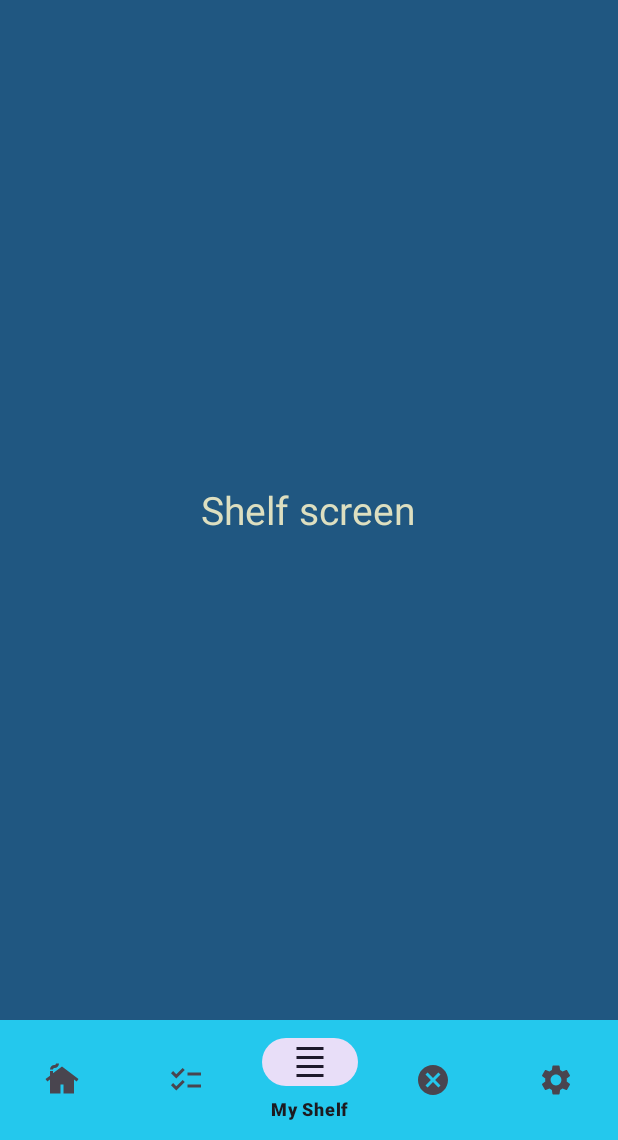
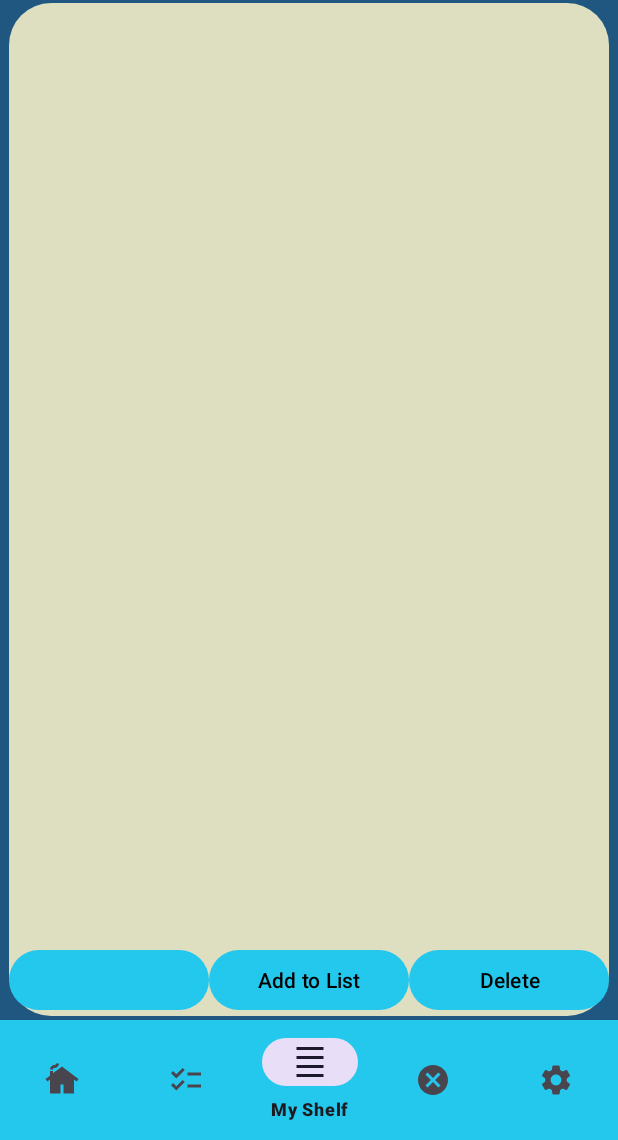
Before and after one commit to TheLostSoul56/Shelf-Life, an Android app: the fragment ListFragment placed in its activity, item 3 of the bottom bar chosen, on a phone screen of 412 x 824 dp, the part 96-1236 px from its top. Run offline under Robolectric (Android 15) with nearby library versions, the phone set to English and light mode, and no system bars.

Commit message:
added the background and 3 buttons. right now they dont have any function i will work on that after i get the list view up.

```diff
--- a/app/src/main/res/layout/fragment_list.xml
+++ b/app/src/main/res/layout/fragment_list.xml
@@ -8,7 +8,7 @@
 
     <RelativeLayout
         android:layout_width="400sp"
-        android:layout_height="700sp"
+        android:layout_height="675sp"
         android:layout_gravity="center"
         android:background="@drawable/rounded_square"
         android:elevation="20dp"
--- a/app/src/main/res/layout/fragment_shelf.xml
+++ b/app/src/main/res/layout/fragment_shelf.xml
@@ -6,13 +6,43 @@
     android:background="@color/blue"
     tools:context=".ShelfFragment">
 
-    <!-- TODO: Update blank fragment layout -->
-    <TextView
-        android:layout_width="wrap_content"
-        android:layout_height="wrap_content"
-        android:text="Shelf screen"
-        android:textColor="@color/tan"
+    <RelativeLayout
+        android:layout_width="400sp"
+        android:layout_height="675sp"
         android:layout_gravity="center"
-        android:textSize="26sp" />
+        android:background="@drawable/rounded_square">
 
+        <LinearLayout
+            android:layout_width="match_parent"
+            android:layout_height="wrap_content"
+            android:id="@+id/shelfButtons"
+            android:layout_alignParentBottom="true"
+            android:layout_marginTop="8dp"
+            android:orientation="horizontal"
+            android:gravity="center">
+            <Button
+                android:layout_width="0dp"
+                android:layout_height="wrap_content"
+                android:layout_weight="1"
+                android:id="@+id/camera"/>
+
+            <Button
+                android:layout_width="0dp"
+                android:layout_height="wrap_content"
+                android:layout_weight="1"
+                android:id="@+id/addToList"
+                android:text="Add to List"
+                android:textColor="@color/black"/>
+
+            <Button
+                android:layout_width="0dp"
+                android:layout_height="wrap_content"
+                android:layout_weight="1"
+                android:id="@+id/delete"
+                android:text="Delete"
+                android:textColor="@color/black"/>
+
+        </LinearLayout>
+
+    </RelativeLayout>
 </FrameLayout>
```
Also changed, not shown: app/src/main/java/com/example/shelflife/MainActivity.java (+3 -11 lines).
